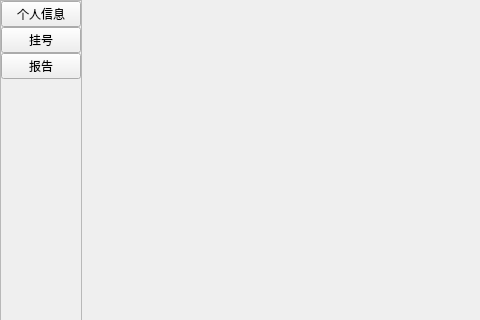
Above: code/patient/patientclient.ui from laonuo2004/cpp-qt-medical-system before the change; both pictures show x 0 to 480 and y 0 to 320 of the 800 by 600 pixel window. Below: the same form after it.
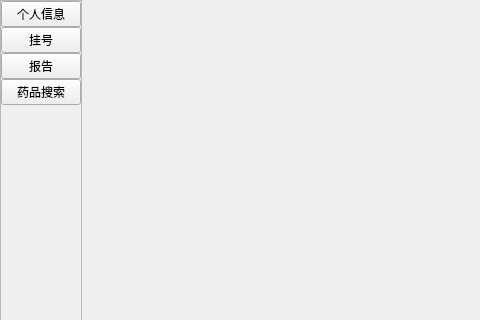
That is the form after the change.

Commit message:
feat: 添加药品搜索界面，添加挂号二次界面
- 添加药品搜索界面，入口在患者端侧边栏，点击[搜索]展示测试卡片
- 点击药品卡片[详细信息]，查看药品信息
- 点击医生卡片，可直接选择就诊时段，点击挂后打开二次界面
- 二次界面展示挂号信息，包括挂号费用，点击确认后完成挂号

Patch:
```diff
--- a/code/patient/patientclient.ui
+++ b/code/patient/patientclient.ui
@@ -128,6 +128,13 @@
            </property>
           </widget>
          </item>
+         <item>
+          <widget class="QPushButton" name="DrugSearchBtn">
+           <property name="text">
+            <string>药品搜索</string>
+           </property>
+          </widget>
+         </item>
          <item>
           <spacer name="verticalSpacer">
            <property name="orientation">
```
The commit also changes 20 other files.
